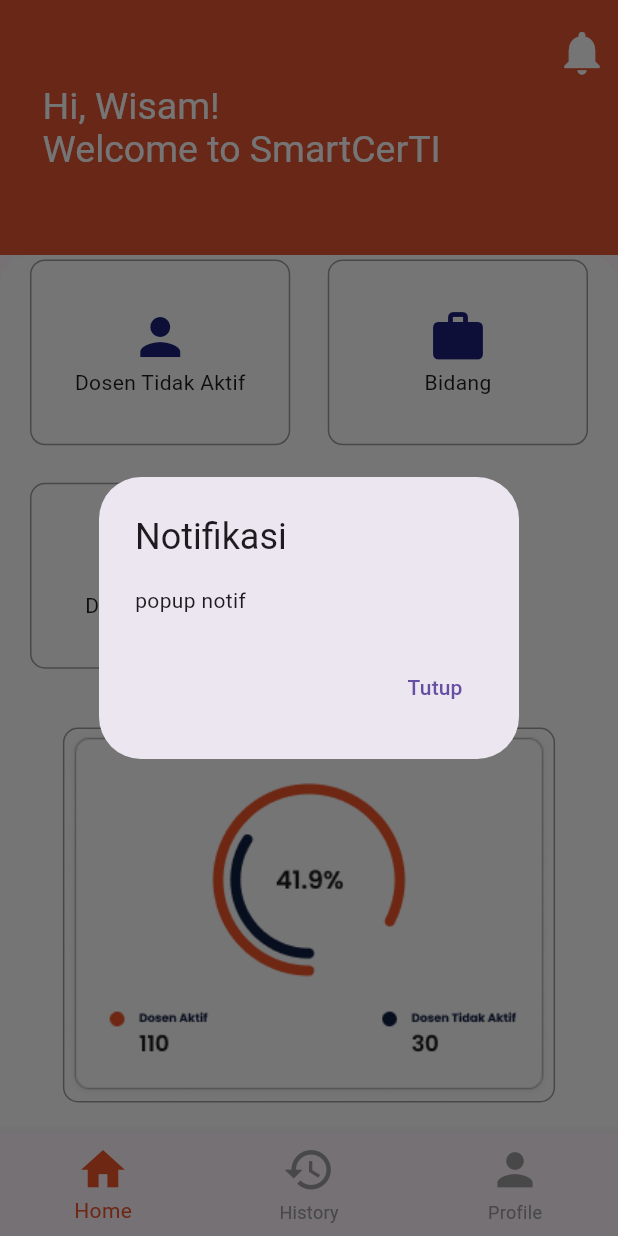
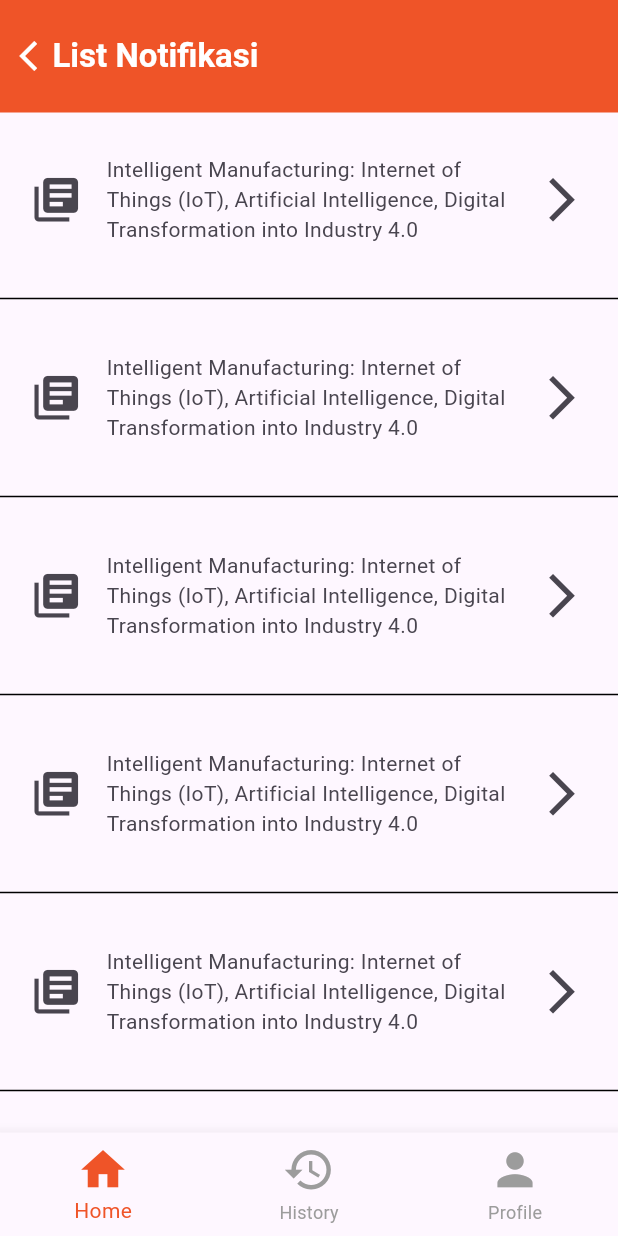
Before and after one commit to wisamahmad123/mobile_smarcerti_collab, a Flutter app: the HomePage screen opened directly, scrolled down 166 dp, after a tap on the "notifications" icon, on a phone screen of 412 x 824 dp. Run offline on Flutter 3.47's test engine with Material 3 defaults, Android fonts, the phone set to English and light mode, and no system bars; Roboto replaces fonts that are missing (Poppins, Ramabhadra).

Commit message:
Penambahan list notifikasi dan detail notifikasi

```diff
--- /dev/null
+++ b/lib/layouts/app_bar_back_button.dart
@@ -0,0 +1,43 @@
+import 'package:flutter/material.dart';
+import 'package:mobile_smarcerti/pages/home_page.dart';
+
+class AppBarBackButton extends StatelessWidget implements PreferredSizeWidget {
+  const AppBarBackButton({super.key});
+
+  @override
+  Widget build(BuildContext context) {
+    return AppBar(
+      toolbarHeight: 75,
+      leading: Container(
+        padding: EdgeInsets.symmetric(horizontal: 5),
+        child: IconButton(
+          icon: Icon(Icons.arrow_back_ios),
+          onPressed: () {
+            Navigator.pushReplacement(
+              context,
+              MaterialPageRoute(builder: (context) => HomePage()),
+            );
+          },
+          color: Colors.white,
+        ),
+      ),
+      leadingWidth: 35,
+      title: Container(
+        child: Text(
+          "List Notifikasi",
+          style: TextStyle(
+              fontFamily: 'Poppins',
+              fontSize: 22.0,
+              color: Colors.white,
+              fontWeight: FontWeight.bold),
+        ),
+        // color: Colors.amber,
+      ),
+      titleSpacing: 0,
+      backgroundColor: Color.fromARGB(255, 239, 84, 40),
+    );
+  }
+
+  @override
+  Size get preferredSize => const Size.fromHeight(75);
+}
--- /dev/null
+++ b/lib/pages/list_notifikasi_pimpinan.dart
@@ -0,0 +1,17 @@
+import 'package:flutter/material.dart';
+import 'package:mobile_smarcerti/layouts/app_bar_back_button.dart';
+import 'package:mobile_smarcerti/widgets/list_notifikasi_pimpinan_body.dart';
+import 'package:mobile_smarcerti/widgets/pimpinan_bottom_nav_bar.dart';
+
+class ListNotifikasiPimpinan extends StatelessWidget {
+  const ListNotifikasiPimpinan({super.key});
+
+  @override
+  Widget build(BuildContext context) {
+    return const Scaffold(
+      appBar: AppBarBackButton(),
+      body: ListNotifikasiPimpinanBody(),
+      bottomNavigationBar: PimpinanBottomNavBar(),
+    );
+  }
+}
--- a/lib/widgets/custom_app_bar.dart
+++ b/lib/widgets/custom_app_bar.dart
@@ -1,5 +1,6 @@
 // widgets/custom_app_bar.dart
 import 'package:flutter/material.dart';
+import 'package:mobile_smarcerti/pages/list_notifikasi_pimpinan.dart';
 import 'notifikasi_pop_up.dart';
 
 class CustomAppBar extends StatelessWidget implements PreferredSizeWidget {
@@ -24,14 +25,19 @@ class CustomAppBar extends StatelessWidget implements PreferredSizeWidget {
           iconSize: 35,
           onPressed: () {
             // Tampilkan NotificationDialog
-            showDialog(
-              context: context,
-              builder: (BuildContext context) {
-                return const NotifikasiPopUp(
-                  title: 'Notifikasi',
-                  message: 'popup notif',
-                );
-              },
+            // showDialog(
+            //   context: context,
+            //   builder: (BuildContext context) {
+            //     return const NotifikasiPopUp(
+            //       title: 'Notifikasi',
+            //       message: 'popup notif',
+            //     );
+            //   },
+            // );
+            Navigator.pushReplacement(
+              context,
+              MaterialPageRoute(
+                  builder: (context) => const ListNotifikasiPimpinan()),
             );
           },
           color: Colors.white,
--- /dev/null
+++ b/lib/widgets/list_notifikasi_pimpinan_body.dart
@@ -0,0 +1,35 @@
+import 'package:flutter/material.dart';
+
+class ListNotifikasiPimpinanBody extends StatelessWidget {
+  const ListNotifikasiPimpinanBody({super.key});
+
+  @override
+  Widget build(BuildContext context) {
+    return Container(
+      child: ListView.separated(
+        separatorBuilder: (context, index) {
+          return Divider(
+            color: Colors.black,
+          );
+        },
+        itemCount: 10,
+        itemBuilder: (context, index) {
+          return ListTile(
+            leading: const Icon(
+              Icons.library_books,
+              size: 35.0,
+            ),
+            subtitle: const Text(
+                "Intelligent Manufacturing: Internet of Things (IoT), Artificial Intelligence, Digital Transformation into Industry 4.0"),
+            onTap: () {},
+            trailing: const Icon(
+              Icons.arrow_forward_ios,
+              size: 35.0,
+            ),
+            contentPadding: const EdgeInsets.all(20),
+          );
+        },
+      ),
+    );
+  }
+}
```
Also changed, not shown: lib/pages/detail_notifikasi_pimpinan_page.dart (added, +16 -0 lines), lib/provider/provider.dart (added, +12 -0 lines), lib/widgets/detail_notifikasi_pimpinan_body.dart (added, +165 -0 lines).
